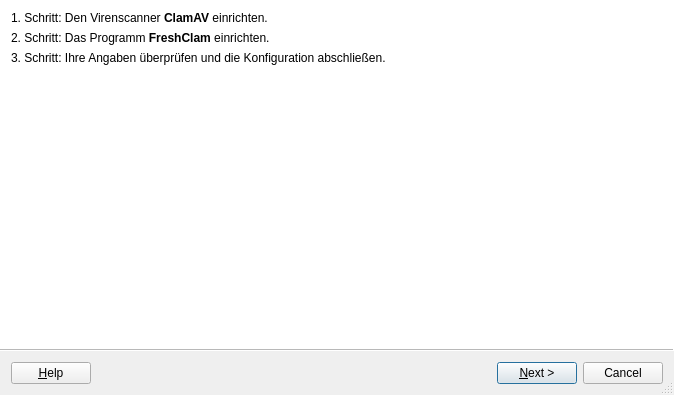
Qt form ui/firstrunwizard.ui (elgolondrino/clamui) before a commit.
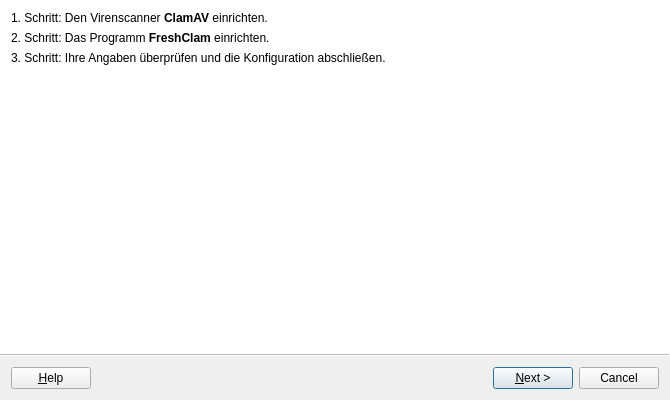
The same form after that commit. Icons and pictures are not drawn.

Diff of the .ui file:
```diff
--- a/ui/firstrunwizard.ui
+++ b/ui/firstrunwizard.ui
@@ -6,10 +6,16 @@
    <rect>
     <x>0</x>
     <y>0</y>
-    <width>674</width>
-    <height>395</height>
+    <width>670</width>
+    <height>400</height>
    </rect>
   </property>
+  <property name="minimumSize">
+   <size>
+    <width>0</width>
+    <height>0</height>
+   </size>
+  </property>
   <property name="windowTitle">
    <string>ClamUI - Einrichtungsassistent</string>
   </property>
@@ -17,7 +23,7 @@
    <iconset theme="tools-wizard"/>
   </property>
   <property name="sizeGripEnabled">
-   <bool>true</bool>
+   <bool>false</bool>
   </property>
   <property name="wizardStyle">
    <enum>QWizard::ModernStyle</enum>
```
Left out of the diff: 34 changed lines with no effect on the pictures.
